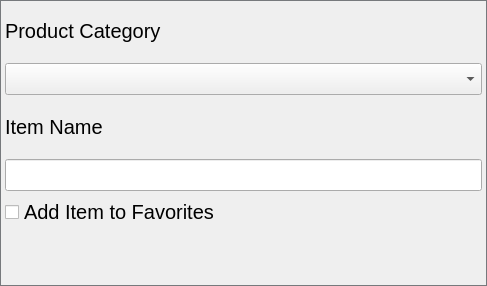
addisonElliott/SmartShopTouchScreen, file Windows/manualAddDialog.ui: the form before one commit.
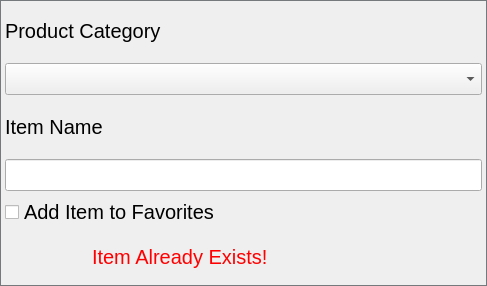
The form after the commit. Icons and pictures are not drawn. Custom widgets are drawn as their Qt base class.

What changed in the file:
```diff
--- a/Windows/manualAddDialog.ui
+++ b/Windows/manualAddDialog.ui
@@ -105,18 +105,24 @@
      <property name="topMargin">
       <number>0</number>
      </property>
-     <item>
-      <spacer name="horizontalSpacer">
-       <property name="orientation">
-        <enum>Qt::Horizontal</enum>
+     <item alignment="Qt::AlignHCenter">
+      <widget class="QLabel" name="warningLabel">
+       <property name="font">
+        <font>
+         <family>Segoe UI</family>
+         <pointsize>15</pointsize>
+        </font>
        </property>
-       <property name="sizeHint" stdset="0">
-        <size>
-         <width>40</width>
-         <height>20</height>
-        </size>
+       <property name="styleSheet">
+        <string notr="true">QLabel
+{
+	color: red;
+}</string>
        </property>
-      </spacer>
+       <property name="text">
+        <string>Item Already Exists!</string>
+       </property>
+      </widget>
      </item>
      <item>
       <widget class="TouchButton" name="confirmBtn">
```
